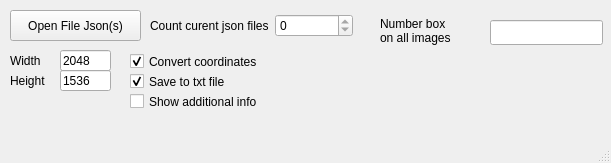
Qt form parser.ui (MaksS7/jsonParser) before a commit.
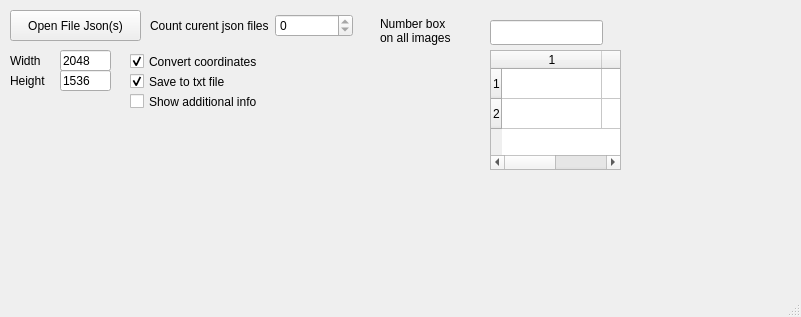
The same form after that commit.

Commit message: v00.0000.20 fix and add count class

The edit to the form file:
```diff
--- a/parser.ui
+++ b/parser.ui
@@ -6,8 +6,8 @@
    <rect>
     <x>0</x>
     <y>0</y>
-    <width>611</width>
-    <height>163</height>
+    <width>801</width>
+    <height>317</height>
    </rect>
   </property>
   <property name="windowTitle">
@@ -200,6 +200,32 @@
     <property name="text">
      <string>Show additional info</string>
     </property>
+    <property name="checkable">
+     <bool>false</bool>
+    </property>
+   </widget>
+   <widget class="QTableWidget" name="tableWidgetCountClasses">
+    <property name="geometry">
+     <rect>
+      <x>490</x>
+      <y>50</y>
+      <width>131</width>
+      <height>120</height>
+     </rect>
+    </property>
+    <property name="rowCount">
+     <number>2</number>
+    </property>
+    <property name="columnCount">
+     <number>2</number>
+    </property>
+    <attribute name="verticalHeaderMinimumSectionSize">
+     <number>21</number>
+    </attribute>
+    <row/>
+    <row/>
+    <column/>
+    <column/>
    </widget>
   </widget>
   <widget class="QMenuBar" name="menubar">
```
Left out of the diff: 2 changed lines with no effect on the pictures. The commit also changes 2 other files.
